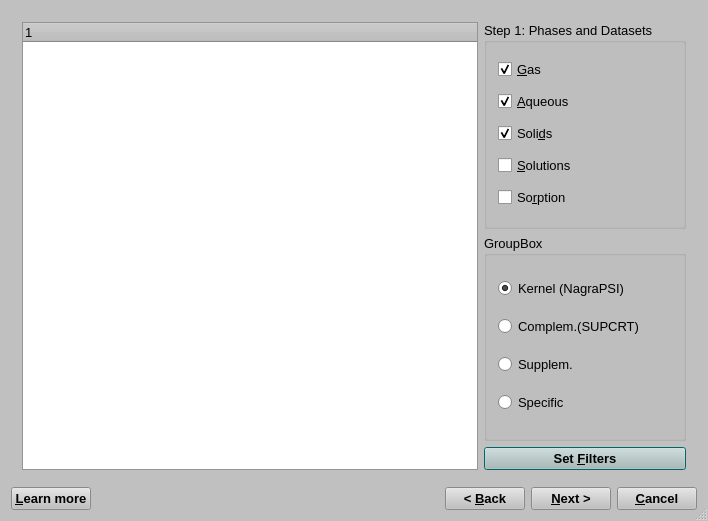
Qt form GUI/Dialogs4/ElementsDialog4.ui (gemshub/GEMSGUI) before a commit.
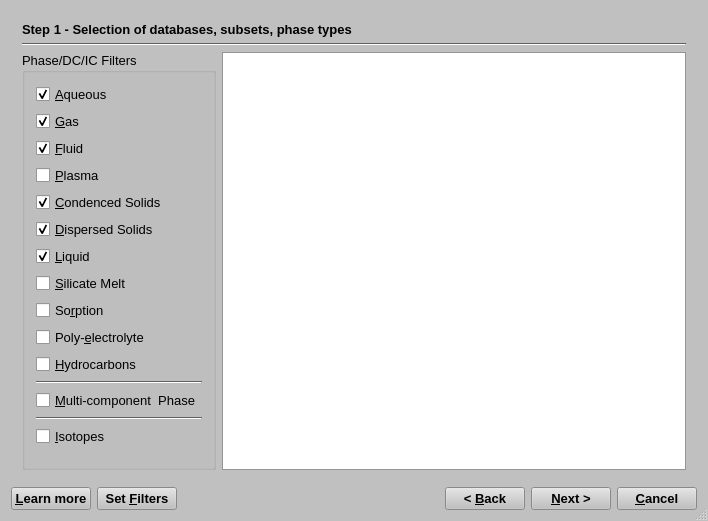
The same form after that commit. The open tabs and pages were chosen to show the change. Icons and pictures are not drawn.

Commit message: Changed ElementsDialog with new functionality Added phase/DC filters

What changed in the file:
```diff
--- a/GUI/Dialogs4/ElementsDialog4.ui
+++ b/GUI/Dialogs4/ElementsDialog4.ui
@@ -472,7 +472,7 @@
   <property name="sizeGripEnabled">
    <bool>true</bool>
   </property>
-  <layout class="QVBoxLayout" name="verticalLayout_3">
+  <layout class="QVBoxLayout" name="verticalLayout_2">
    <item>
     <widget class="QStackedWidget" name="stackedWidget">
      <property name="sizePolicy">
@@ -482,41 +482,42 @@
       </sizepolicy>
      </property>
      <property name="currentIndex">
-      <number>1</number>
+      <number>0</number>
      </property>
      <widget class="QWidget" name="page">
       <layout class="QGridLayout" name="gridLayout">
-       <item row="0" column="0" rowspan="3">
-        <widget class="QTreeWidget" name="treeWidget">
-         <column>
-          <property name="text">
-           <string notr="true">1</string>
-          </property>
-         </column>
+       <item row="0" column="0" colspan="2">
+        <widget class="QLabel" name="pageName">
+         <property name="sizePolicy">
+          <sizepolicy hsizetype="Preferred" vsizetype="Fixed">
+           <horstretch>0</horstretch>
+           <verstretch>0</verstretch>
+          </sizepolicy>
+         </property>
+         <property name="font">
+          <font>
+           <weight>75</weight>
+           <bold>true</bold>
+          </font>
+         </property>
+         <property name="text">
+          <string>Step 1 - Selection of databases, subsets, phase types</string>
+         </property>
         </widget>
        </item>
-       <item row="0" column="1">
+       <item row="1" column="0" colspan="2">
+        <widget class="Line" name="line">
+         <property name="orientation">
+          <enum>Qt::Horizontal</enum>
+         </property>
+        </widget>
+       </item>
+       <item row="2" column="0">
         <widget class="QGroupBox" name="groupBox">
          <property name="title">
-          <string>Step 1: Phases and Datasets </string>
+          <string>Phase/DC/IC Filters</string>
          </property>
          <layout class="QVBoxLayout" name="verticalLayout">
-          <item>
-           <widget class="QCheckBox" name="cbGas">
-            <property name="toolTip">
-             <string>Check to include the gaseous  (fluid) phase </string>
-            </property>
-            <property name="text">
-             <string>&amp;Gas</string>
-            </property>
-            <property name="shortcut">
-             <string>Alt+G</string>
-            </property>
-            <property name="checked">
-             <bool>true</bool>
-            </property>
-           </widget>
-          </item>
           <item>
            <widget class="QCheckBox" name="cbAqueous">
             <property name="toolTip">
@@ -530,13 +531,49 @@
             </property>
            </widget>
           </item>
+          <item>
+           <widget class="QCheckBox" name="cbGaseous">
+            <property name="toolTip">
+             <string>Check to include the gaseous  phase </string>
+            </property>
+            <property name="text">
+             <string>&amp;Gas</string>
+            </property>
+            <property name="checked">
+             <bool>true</bool>
+            </property>
+           </widget>
+          </item>
+          <item>
+           <widget class="QCheckBox" name="cbFluid">
+            <property name="toolTip">
+             <string>Check to include the fluid phase </string>
+            </property>
+            <property name="text">
+             <string>&amp;Fluid</string>
+            </property>
+            <property name="checked">
+             <bool>true</bool>
+            </property>
+           </widget>
+          </item>
+          <item>
+           <widget class="QCheckBox" name="cbPlasma">
+            <property name="toolTip">
+             <string>Check to include the plasma phase </string>
+            </property>
+            <property name="text">
+             <string>&amp;Plasma</string>
+            </property>
+           </widget>
+          </item>
           <item>
            <widget class="QCheckBox" name="cbSolids">
             <property name="toolTip">
-             <string>Check to include solid (optionally, liquid) single-component phases  </string>
+             <string>Check to include condenced solid phases  </string>
             </property>
             <property name="text">
-             <string>Soli&amp;ds  </string>
+             <string>&amp;Condenced Solids  </string>
             </property>
             <property name="checked">
              <bool>true</bool>
@@ -544,12 +581,38 @@
            </widget>
           </item>
           <item>
-           <widget class="QCheckBox" name="cbSolutions">
+           <widget class="QCheckBox" name="cbSindis">
             <property name="toolTip">
-             <string>Check to include solid (optionally, liquid) multi-component (solution) phases</string>
+             <string>Check to include dispersed solid phases  </string>
             </property>
             <property name="text">
-             <string>&amp;Solutions  </string>
+             <string>&amp;Dispersed Solids  </string>
+            </property>
+            <property name="checked">
+             <bool>true</bool>
+            </property>
+           </widget>
+          </item>
+          <item>
+           <widget class="QCheckBox" name="cbLiquid">
+            <property name="toolTip">
+             <string>Check to include non-electrolyte liquid phases  </string>
+            </property>
+            <property name="text">
+             <string>&amp;Liquid  </string>
+            </property>
+            <property name="checked">
+             <bool>true</bool>
+            </property>
+           </widget>
+          </item>
+          <item>
+           <widget class="QCheckBox" name="cbSimelt">
+            <property name="toolTip">
+             <string>Check to include silicate (magmatic) melt or non-aqueous electrolyte phases</string>
+            </property>
+            <property name="text">
+             <string>&amp;Silicate Melt  </string>
             </property>
            </widget>
           </item>
@@ -561,81 +624,59 @@
             <property name="text">
              <string>So&amp;rption  </string>
             </property>
-            <property name="shortcut">
-             <string>Alt+R</string>
-            </property>
            </widget>
           </item>
-         </layout>
-        </widget>
-       </item>
-       <item row="1" column="1">
-        <widget class="QGroupBox" name="groupBox_2">
-         <property name="title">
-          <string>GroupBox</string>
-         </property>
-         <layout class="QVBoxLayout" name="verticalLayout_2">
           <item>
-           <widget class="QRadioButton" name="rbKernel">
+           <widget class="QCheckBox" name="cbPolyel">
             <property name="toolTip">
-             <string>Check to collect data from the kernel chemical  thermodynamic data base (Nagra-PSI 01/01)  </string>
+             <string>Check to include colloidal poly- (oligo)electrolyte phases</string>
             </property>
             <property name="text">
-             <string>Kernel (NagraPSI) </string>
+             <string>Poly-&amp;electrolyte</string>
             </property>
-            <property name="checked">
-             <bool>true</bool>
-            </property>
-            <property name="autoExclusive">
-             <bool>false</bool>
-            </property>
            </widget>
           </item>
           <item>
-           <widget class="QRadioButton" name="rbComplem">
+           <widget class="QCheckBox" name="cbHcarbl">
             <property name="toolTip">
-             <string>Check to collect data also from the complementary (Slop98/Supcrt92) data base (inorganic part) </string>
+             <string>Check to include mixture of condensed hydrocarbons</string>
             </property>
             <property name="text">
-             <string>Complem.(SUPCRT) </string>
+             <string>&amp;Hydrocarbons</string>
             </property>
-            <property name="checked">
-             <bool>false</bool>
+           </widget>
+          </item>
+          <item>
+           <widget class="Line" name="line_2">
+            <property name="orientation">
+             <enum>Qt::Horizontal</enum>
             </property>
-            <property name="autoExclusive">
-             <bool>false</bool>
-            </property>
            </widget>
           </item>
           <item>
-           <widget class="QRadioButton" name="rbOrganic">
+           <widget class="QCheckBox" name="cbSolutions">
             <property name="toolTip">
-             <string>Check to collect also data of 'supplemental'  type for 'Kernel', or for organic species for 'Complem.' data base </string>
+             <string>Check to include multi-component (solution) phases</string>
             </property>
             <property name="text">
-             <string>Supplem.  </string>
+             <string>&amp;Multi-component  Phase</string>
             </property>
-            <property name="checked">
-             <bool>false</bool>
+           </widget>
+          </item>
+          <item>
+           <widget class="Line" name="line_3">
+            <property name="orientation">
+             <enum>Qt::Horizontal</enum>
             </property>
-            <property name="autoExclusive">
-             <bool>false</bool>
-            </property>
            </widget>
           </item>
           <item>
-           <widget class="QRadioButton" name="rbSpecific">
+           <widget class="QCheckBox" name="cbSolutions_2">
             <property name="toolTip">
-             <string>Check to collect thermodynamic data also from the specific extension data base(s)</string>
+             <string>Check to include Isotopes x isotopic compounds</string>
             </property>
             <property name="text">
-             <string>Specific   </string>
-            </property>
-            <property name="checked">
-             <bool>false</bool>
-            </property>
-            <property name="autoExclusive">
-             <bool>false</bool>
+             <string>&amp;Isotopes</string>
             </property>
            </widget>
           </item>
@@ -643,25 +684,25 @@
         </widget>
        </item>
        <item row="2" column="1">
-        <widget class="QPushButton" name="bReset">
-         <property name="font">
-          <font>
-           <weight>75</weight>
-           <bold>true</bold>
-          </font>
+        <widget class="QTreeView" name="FtreeView">
+         <property name="editTriggers">
+          <set>QAbstractItemView::NoEditTriggers</set>
          </property>
-         <property name="toolTip">
-          <string>Click here to customize filters for copying records from default databases into the new modelling project</string>
+         <property name="selectionMode">
+          <enum>QAbstractItemView::NoSelection</enum>
          </property>
-         <property name="text">
-          <string>Set &amp;Filters</string>
+         <property name="autoExpandDelay">
+          <number>2</number>
          </property>
-         <property name="shortcut">
-          <string>Alt+F</string>
+         <property name="rootIsDecorated">
+          <bool>false</bool>
          </property>
-         <property name="autoDefault">
-          <bool>true</bool>
+         <property name="sortingEnabled">
+          <bool>false</bool>
          </property>
+         <attribute name="headerDefaultSectionSize">
+          <number>200</number>
+         </attribute>
         </widget>
        </item>
       </layout>
@@ -3277,6 +3318,28 @@
        </property>
       </widget>
      </item>
+     <item>
+      <widget class="QPushButton" name="bReset">
+       <property name="font">
+        <font>
+         <weight>75</weight>
+         <bold>true</bold>
+        </font>
+       </property>
+       <property name="toolTip">
+        <string>Click here to customize filters for copying records from default databases into the new modelling project</string>
+       </property>
+       <property name="text">
+        <string>Set &amp;Filters</string>
+       </property>
+       <property name="shortcut">
+        <string>Alt+F</string>
+       </property>
+       <property name="autoDefault">
+        <bool>true</bool>
+       </property>
+      </widget>
+     </item>
      <item>
       <spacer>
        <property name="orientation">
```
The commit also changes 7 other files.
